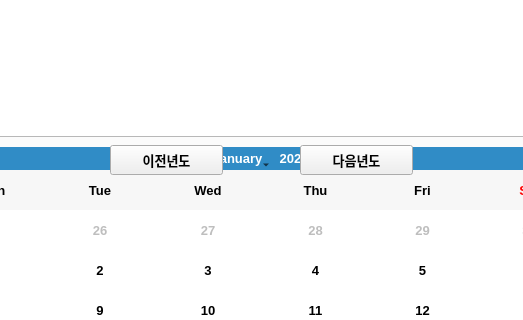
First picture: the form in pumpcar.ui, repository Cherrue/pumpcar-accountbook, before the edit; both pictures show x 574 to 1097 and y 250 to 570 of the 1280 by 720 pixel window.
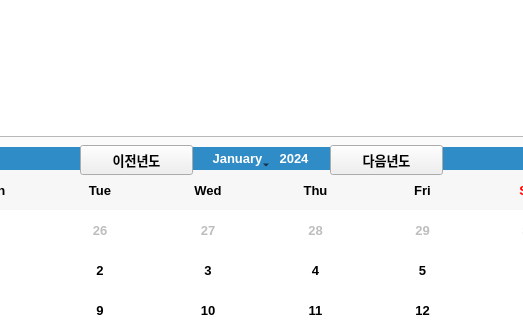
Second picture: the form after the edit.

The edit to the form file:
```diff
--- a/pumpcar.ui
+++ b/pumpcar.ui
@@ -677,7 +677,7 @@
      <widget class="QPushButton" name="buttonNextYearTab1">
       <property name="geometry">
        <rect>
-        <x>870</x>
+        <x>900</x>
         <y>308</y>
         <width>113</width>
         <height>30</height>
@@ -690,7 +690,7 @@
      <widget class="QPushButton" name="buttonPrevYearTab1">
       <property name="geometry">
        <rect>
-        <x>680</x>
+        <x>650</x>
         <y>308</y>
         <width>113</width>
         <height>30</height>
```
